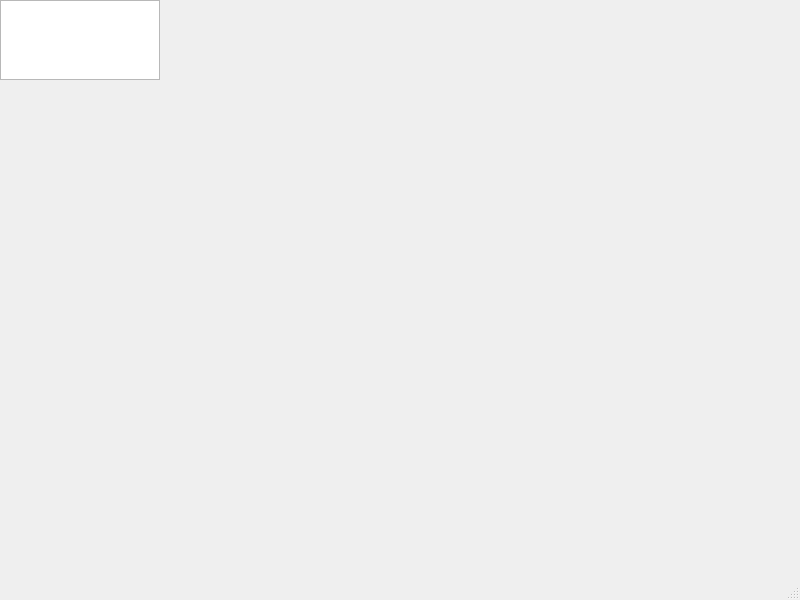
Before: the Qt Designer form mainwindow.ui in aratnamirasugab/BroNote, drawn with Qt 5.
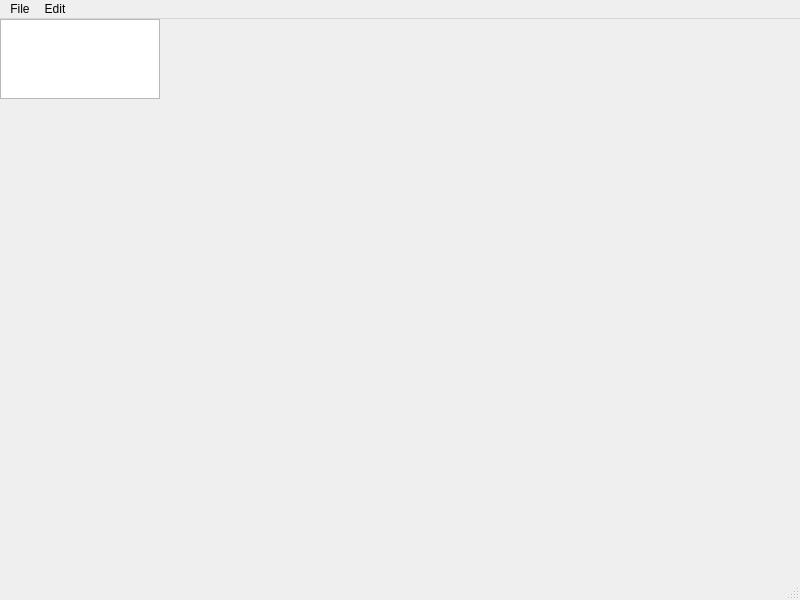
After: the same form once the commit is applied. Icons and pictures are not drawn.

The edit to the form file:
```diff
--- a/mainwindow.ui
+++ b/mainwindow.ui
@@ -44,6 +44,28 @@
      <height>17</height>
     </rect>
    </property>
+   <widget class="QMenu" name="menuFile">
+    <property name="title">
+     <string>File</string>
+    </property>
+    <addaction name="actionNew"/>
+    <addaction name="actionOpen"/>
+    <addaction name="actionSave_As"/>
+    <addaction name="actionPrint"/>
+    <addaction name="actionExit"/>
+   </widget>
+   <widget class="QMenu" name="menuEdit">
+    <property name="title">
+     <string>Edit</string>
+    </property>
+    <addaction name="actionCopy"/>
+    <addaction name="actionPaste"/>
+    <addaction name="actionCut"/>
+    <addaction name="actionUndo"/>
+    <addaction name="actionRedo"/>
+   </widget>
+   <addaction name="menuFile"/>
+   <addaction name="menuEdit"/>
   </widget>
  </widget>
  <resources/>
```
Left out of the diff: 58 changed lines with no effect on the pictures.
